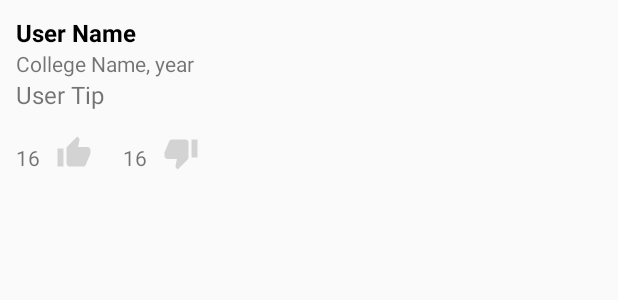
After one commit to Jayeshot/PlacementStats, an Android app: the layout raw_valuable_tip.xml on its own in the app's theme, with its tools: preview values and no code run, on a phone screen of 412 x 824 dp. The commit adds this screen. Shown: the top 300 px of the screen. Run offline under Robolectric (Android 15) with nearby library versions, the light colour scheme and no system bars.

```diff
--- a/app/src/main/AndroidManifest.xml
+++ b/app/src/main/AndroidManifest.xml
@@ -14,7 +14,9 @@
         android:roundIcon="@mipmap/ic_launcher_round"
         android:supportsRtl="true"
         android:theme="@style/AppTheme">
-        <activity android:name=".HomeScreen.CourseContentPackage.AddQuestion"></activity>
+        <activity android:name=".HomeScreen.addTip"></activity>
+        <activity android:name=".HomeScreen.valuableTips" />
+        <activity android:name=".HomeScreen.CourseContentPackage.AddQuestion" />
         <activity android:name=".HomeScreen.ProgrammingSolutionWebView" />
         <activity android:name=".HomeScreen.CourseContentPackage.CourseContent" />
         <activity android:name=".HomeScreen.tempAddCourse" />
--- a/app/src/main/java/com/example/placementstats/MainActivity.java
+++ b/app/src/main/java/com/example/placementstats/MainActivity.java
@@ -29,7 +29,7 @@ public class MainActivity extends AppCompatActivity {
 
         init();
 
-        if(auth!=null){
+        if(auth.getCurrentUser()!=null){
             Intent intent = new Intent(getApplicationContext(), HomeActivity.class);
             startActivity(intent);
             finish();
--- a/app/src/main/java/com/example/placementstats/otpVerification.java
+++ b/app/src/main/java/com/example/placementstats/otpVerification.java
@@ -72,6 +72,7 @@ public class otpVerification extends AppCompatActivity {
     }
 
     private void sendVerificationCode(String phoneNumber) {
+
 
         PhoneAuthOptions options =
                 PhoneAuthOptions.newBuilder(auth)
--- /dev/null
+++ b/app/src/main/res/drawable/ic_downvote.xml
@@ -0,0 +1,5 @@
+<vector android:height="24dp" android:tint="#D3D3D3"
+    android:viewportHeight="24" android:viewportWidth="24"
+    android:width="24dp" xmlns:android="http://schemas.android.com/apk/res/android">
+    <path android:fillColor="@android:color/white" android:pathData="M15,3L6,3c-0.83,0 -1.54,0.5 -1.84,1.22l-3.02,7.05c-0.09,0.23 -0.14,0.47 -0.14,0.73v2c0,1.1 0.9,2 2,2h6.31l-0.95,4.57 -0.03,0.32c0,0.41 0.17,0.79 0.44,1.06L9.83,23l6.59,-6.59c0.36,-0.36 0.58,-0.86 0.58,-1.41L17,5c0,-1.1 -0.9,-2 -2,-2zM19,3v12h4L23,3h-4z"/>
+</vector>
--- /dev/null
+++ b/app/src/main/res/drawable/ic_upvote.xml
@@ -0,0 +1,5 @@
+<vector android:height="24dp" android:tint="#D3D3D3"
+    android:viewportHeight="24" android:viewportWidth="24"
+    android:width="24dp" xmlns:android="http://schemas.android.com/apk/res/android">
+    <path android:fillColor="@android:color/white" android:pathData="M1,21h4L5,9L1,9v12zM23,10c0,-1.1 -0.9,-2 -2,-2h-6.31l0.95,-4.57 0.03,-0.32c0,-0.41 -0.17,-0.79 -0.44,-1.06L14.17,1 7.59,7.59C7.22,7.95 7,8.45 7,9v10c0,1.1 0.9,2 2,2h9c0.83,0 1.54,-0.5 1.84,-1.22l3.02,-7.05c0.09,-0.23 0.14,-0.47 0.14,-0.73v-2z"/>
+</vector>
--- /dev/null
+++ b/app/src/main/res/layout/raw_valuable_tip.xml
@@ -0,0 +1,91 @@
+<?xml version="1.0" encoding="utf-8"?>
+<LinearLayout
+    xmlns:android="http://schemas.android.com/apk/res/android"
+    android:layout_width="match_parent"
+    android:layout_height="wrap_content"
+    android:orientation="vertical">
+
+    <LinearLayout
+        android:layout_width="match_parent"
+        android:layout_height="wrap_content"
+        android:layout_margin="5dp"
+        android:padding="5dp"
+        android:id="@+id/linearLayout"
+        android:orientation="vertical">
+
+        <TextView
+            android:layout_width="match_parent"
+            android:layout_height="wrap_content"
+            android:text="User Name"
+            android:textColor="@color/black"
+            android:textSize="16dp"
+            android:textStyle="bold"
+            android:id="@+id/raw_valuableTip_userName"/>
+
+        <TextView
+            android:layout_width="match_parent"
+            android:layout_height="wrap_content"
+            android:text="College Name, year"
+            android:id="@+id/raw_valuableTip_userProfile"/>
+
+        <TextView
+            android:layout_width="match_parent"
+            android:layout_height="wrap_content"
+            android:text="User Tip"
+            android:textSize="16dp"
+            android:id="@+id/raw_valuableTip_userTip"/>
+
+    </LinearLayout>
+
+    <LinearLayout
+        android:layout_width="match_parent"
+        android:layout_height="wrap_content"
+        android:orientation="horizontal">
+
+        <TextView
+            android:layout_width="wrap_content"
+            android:layout_height="wrap_content"
+            android:padding="5dp"
+            android:layout_marginLeft="5dp"
+            android:layout_marginTop="5dp"
+            android:layout_marginBottom="5dp"
+            android:text="16"
+            android:id="@+id/raw_valuableTip_upVote"/>
+
+        <ImageView
+            android:layout_width="wrap_content"
+            android:layout_height="wrap_content"
+            android:src="@drawable/ic_upvote"
+            android:layout_marginLeft="5dp"
+            android:layout_marginTop="5dp"
+            android:layout_marginBottom="5dp"
+            android:layout_marginRight="10dp"
+            android:id="@+id/raw_valuableTip_upVote_icon"/>
+
+        <TextView
+            android:layout_width="wrap_content"
+            android:layout_height="wrap_content"
+            android:padding="5dp"
+            android:text="16"
+            android:layout_marginLeft="5dp"
+            android:layout_marginTop="5dp"
+            android:layout_marginBottom="5dp"
+            android:id="@+id/raw_valuableTip_downVote"/>
+
+        <ImageView
+            android:layout_width="wrap_content"
+            android:layout_height="wrap_content"
+            android:src="@drawable/ic_downvote"
+            android:layout_margin="5dp"
+            android:id="@+id/raw_valuableTip_downVote_icon"/>
+
+
+
+
+
+    </LinearLayout>
+
+
+
+
+</LinearLayout>
--- a/app/src/main/res/values/strings.xml
+++ b/app/src/main/res/values/strings.xml
@@ -11,7 +11,7 @@
     <string name="SeeMore"><u>See More</u></string>
     <string name="ProgrammingQuestionImage">ProgrammingQuestionImage</string>
     <string name="ProgrammingQuestions">ProgrammingQuestions</string>
-
+    <string name="ValuableTip">ValuableTip</string>
 
 
 </resources>
```
Also changed, not shown: app/src/main/java/com/example/placementstats/HomeScreen/Adapters/ValuableTipAdapter.java (added, +90 -0 lines), app/src/main/java/com/example/placementstats/HomeScreen/CourseDetail/Adapter/CourseItemListAdapter.java (+11 -4 lines), app/src/main/java/com/example/placementstats/HomeScreen/Models/ValuableTIpModel.java (added, +66 -0 lines), app/src/main/java/com/example/placementstats/HomeScreen/addTip.java (added, +55 -0 lines), app/src/main/java/com/example/placementstats/HomeScreen/valuableTips.java (added, +87 -0 lines), app/src/main/res/layout/activity_add_tip.xml (added, +31 -0 lines), app/src/main/res/layout/activity_valuable_tips.xml (added, +39 -0 lines).
